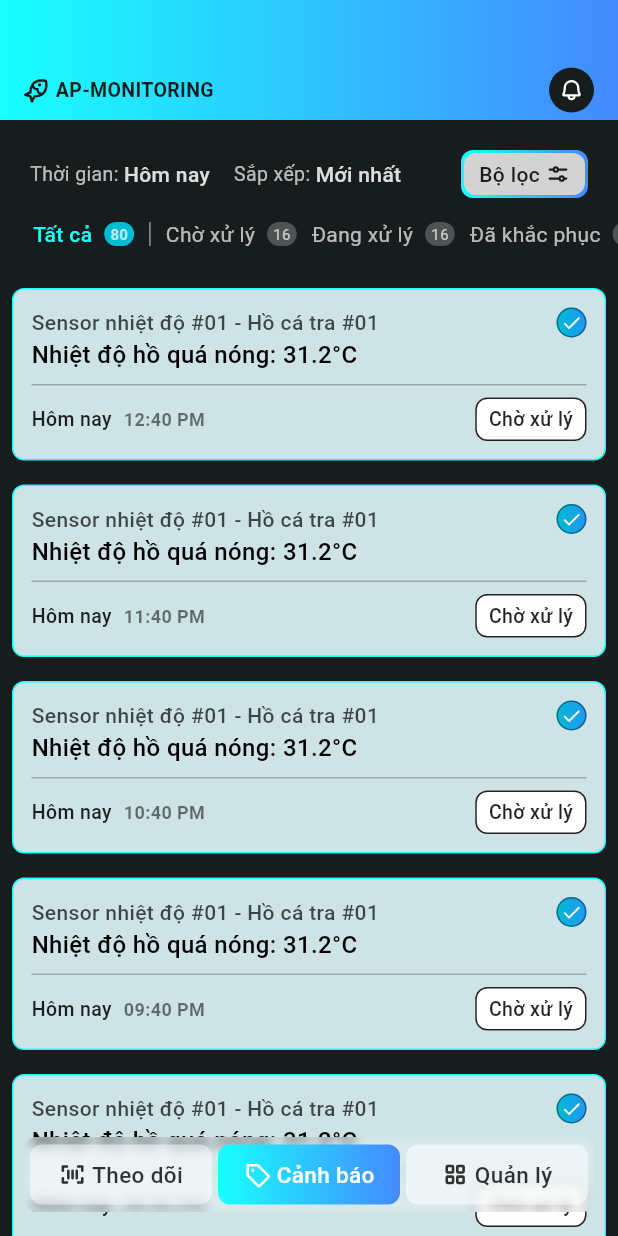
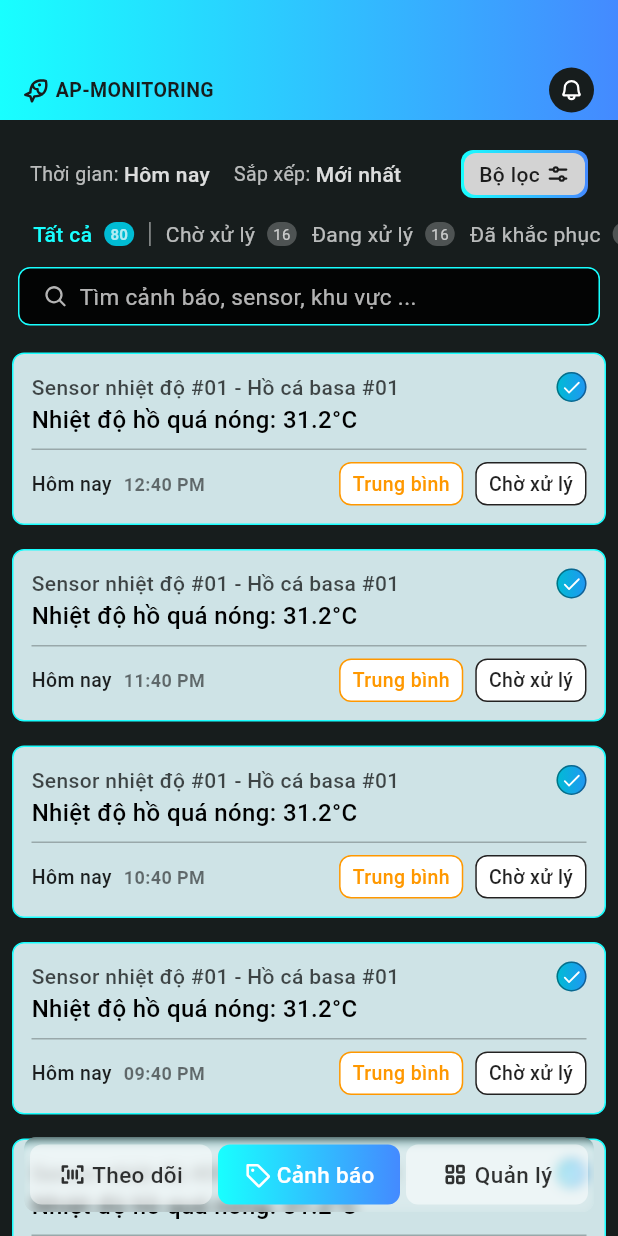
Before and after one commit to kido-luci/aquaculture_pond_monitoring, a Flutter app: the screen it shows after launch, item 2 of the bottom bar chosen, on a phone screen of 412 x 824 dp. Run offline on Flutter 3.47's test engine with Material 3 defaults, Android fonts, the phone set to English and light mode, and no system bars; our stand-ins replace flutter_phosphor_icons.

Commit message:
update ui

```diff
--- a/lib/presentation/report/report_view.dart
+++ b/lib/presentation/report/report_view.dart
@@ -1,5 +1,6 @@
 import 'dart:math';
 
+import 'package:aquaculture_pond_monitoring/presentation/report_details/report_details_view.dart';
 import 'package:aquaculture_pond_monitoring/presentation/widget/bottom_bar_widget.dart';
 import 'package:aquaculture_pond_monitoring/presentation/widget/app_text.dart';
 import 'package:flutter/material.dart';
@@ -13,6 +14,237 @@ class ReportView extends StatefulWidget {
 }
 
 class _ReportViewState extends State<ReportView> {
+  late final List<Widget> items;
+
+  @override
+  void initState() {
+    super.initState();
+
+    items = List.generate(
+      300,
+      (index) {
+        final b = Random().nextBool();
+
+        var details = '', title = '', sensor = '';
+
+        if (b) {
+          final hot = Random().nextBool();
+          final tmp = (hot ? 32 : 28) - (Random().nextInt(19) / 10);
+          sensor = 'Sensor nhiệt độ #0${Random().nextInt(10) + 1}';
+
+          details =
+              'Nhiệt độ hồ quá ${hot ? 'nóng' : 'lạnh'}: ${tmp.toStringAsFixed(1)}°C';
+        } else {
+          final acid = Random().nextBool();
+          final tmp = (acid ? 12 : 7) - ((Random().nextInt(19) + 1) / 10);
+
+          sensor = 'Sensor độ pH #0${Random().nextInt(10) + 1}';
+
+          details =
+              'Độ ph quá ${acid ? 'cao' : 'thấp'}: ${tmp.toStringAsFixed(1)}';
+        }
+
+        final area =
+            'Hồ ${Random().nextBool() ? 'cá basa' : 'tôm'} #0${Random().nextInt(4) + 1}';
+
+        title = '$sensor - $area';
+
+        final priorityRan = Random().nextInt(3) + 1;
+
+        final String priorityText;
+        final Color priorityColor;
+
+        switch (priorityRan) {
+          case 1:
+            priorityText = 'Thông thường';
+            priorityColor = Colors.black87;
+            break;
+          case 2:
+            priorityText = 'Trung bình';
+            priorityColor = Colors.orange;
+            break;
+          case 3:
+            priorityText = 'Nghiêm trọng';
+            priorityColor = Colors.deepOrangeAccent;
+            break;
+          case 4:
+            priorityText = 'Tạm hoãn';
+            priorityColor = Colors.deepOrangeAccent;
+            break;
+          default:
+            priorityText = 'N/A';
+            priorityColor = Colors.black87;
+        }
+
+        final priority = Container(
+          padding: const EdgeInsets.symmetric(vertical: 4, horizontal: 8),
+          decoration: BoxDecoration(
+            borderRadius: BorderRadius.circular(8),
+            border: Border.all(color: priorityColor),
+            color: Colors.white,
+          ),
+          child: AppText(
+            priorityText,
+            fontWeight: FontWeight.w500,
+            color: priorityColor,
+            fontSize: 13,
+          ),
+        );
+
+        final statusRan = Random().nextInt(5) + 1;
+
+        final String text;
+        final Color color;
+
+        switch (statusRan) {
+          case 1:
+            text = 'Chờ xử lý';
+            color = Colors.black87;
+            break;
+          case 2:
+            text = 'Đang xử lý';
+            color = Colors.orange;
+            break;
+          case 3:
+            text = 'Đã khắc phục';
+            color = Colors.cyan;
+            break;
+          case 4:
+            text = 'Tạm hoãn';
+            color = Colors.deepOrangeAccent;
+            break;
+          case 5:
+            text = 'Đã đóng';
+            color = Colors.blueAccent;
+            break;
+          default:
+            text = 'N/A';
+            color = Colors.black87;
+        }
+
+        final status = Container(
+          padding: const EdgeInsets.symmetric(vertical: 4, horizontal: 8),
+          decoration: BoxDecoration(
+            borderRadius: BorderRadius.circular(8),
+            border: Border.all(color: color),
+            color: Colors.white,
+          ),
+          child: AppText(
+            text,
+            fontWeight: FontWeight.w500,
+            color: color,
+            fontSize: 13,
+          ),
+        );
+
+        final m = Random().nextInt(60);
+        final h = max(12 - index, 1);
+        final time = '${h < 10 ? '0' : ''}$h:${m < 10 ? '0' : ''}$m PM';
+
+        return GestureDetector(
+          onTap: () {
+            showModalBottomSheet(
+              context: context,
+              builder: (context) => ReportDetailsView(
+                area: area,
+                sensor: sensor,
+                issue: details,
+                priority: priority,
+                status: status,
+                time: time,
+              ),
+            );
+          },
+          child: Container(
+            margin: const EdgeInsets.all(8),
+            padding: const EdgeInsets.all(12),
+            decoration: BoxDecoration(
+                border: Border.all(color: Colors.cyanAccent),
+                color: const Color.fromARGB(255, 206, 227, 230),
+                borderRadius: BorderRadius.circular(8)),
+            child: Column(
+              crossAxisAlignment: CrossAxisAlignment.start,
+              children: [
+                Row(
+                  children: [
+                    AppText(
+                      title,
+                      fontWeight: FontWeight.w500,
+                      color: Colors.black.withOpacity(0.7),
+                      fontSize: 14,
+                    ),
+                    const Spacer(),
+                    Builder(builder: (context) {
+                      final selected = Random().nextBool();
+
+                      return Container(
+                        height: 20,
+                        width: 20,
+                        decoration: BoxDecoration(
+                          border: Border.all(
+                            color: Colors.black38,
+                          ),
+                          borderRadius: BorderRadius.circular(100),
+                          gradient: selected
+                              ? const LinearGradient(
+                                  colors: [
+                                    Colors.cyan,
+                                    Colors.blue,
+                                  ],
+                                )
+                              : null,
+                          color: selected ? null : Colors.white,
+                        ),
+                        child: selected
+                            ? const Icon(
+                                PhosphorIcons.check_bold,
+                                size: 13,
+                                color: Colors.white,
+                              )
+                            : SizedBox.fromSize(),
+                      );
+                    }),
+                  ],
+                ),
+                AppText(
+                  details,
+                  fontWeight: FontWeight.w500,
+                  color: Colors.black,
+                ),
+                Container(
+                  color: Colors.black26,
+                  margin: const EdgeInsets.symmetric(vertical: 8),
+                  height: 1,
+                ),
+                Row(
+                  children: [
+                    const AppText(
+                      'Hôm nay',
+                      fontWeight: FontWeight.w500,
+                      color: Colors.black87,
+                      fontSize: 13,
+                    ),
+                    const SizedBox(width: 8),
+                    AppText(
+                      time,
+                      fontWeight: FontWeight.w700,
+                      color: Colors.black54,
+                      fontSize: 12,
+                    ),
+                    const Spacer(),
+                    priority,
+                    const SizedBox(width: 8),
+                    status,
+                  ],
+                ),
+              ],
+            ),
+          ),
+        );
+      },
+    );
+  }
+
   @override
   Widget build(BuildContext context) {
     final topBar = Container(
@@ -202,149 +434,39 @@ class _ReportViewState extends State<ReportView> {
                   ).toList(),
                 ),
               ),
-              Expanded(
-                child: ListView.builder(
-                  padding: const EdgeInsets.symmetric(vertical: 16),
-                  itemBuilder: (context, index) => Container(
-                    margin: const EdgeInsets.all(8),
-                    padding: const EdgeInsets.all(12),
+              const SizedBox(height: 10),
+              Container(
+                margin: const EdgeInsets.symmetric(horizontal: 12),
+                padding:
+                    const EdgeInsets.symmetric(vertical: 8, horizontal: 16),
                 decoration: BoxDecoration(
                   border: Border.all(color: Colors.cyanAccent),
-                        color: const Color.fromARGB(255, 206, 227, 230),
-                        borderRadius: BorderRadius.circular(8)),
-                    child: Column(
-                      crossAxisAlignment: CrossAxisAlignment.start,
+                  borderRadius: BorderRadius.circular(8),
+                  color: Colors.black87,
+                ),
+                alignment: Alignment.centerLeft,
+                child: const Row(
                   children: [
-                        Row(
-                          children: [
+                    Icon(
+                      PhosphorIcons.magnifying_glass_bold,
+                      color: Colors.white70,
+                      size: 16,
+                    ),
+                    SizedBox(width: 8),
                     AppText(
-                              'Sensor nhiệt độ #0${Random().nextInt(10) + 1} - Hồ cá tra #0${Random().nextInt(4) + 1}',
-                              fontWeight: FontWeight.w500,
-                              color: Colors.black.withOpacity(0.7),
-                              fontSize: 14,
-                            ),
-                            const Spacer(),
-                            Builder(builder: (context) {
-                              final selected = Random().nextBool();
-
-                              return Container(
-                                height: 20,
-                                width: 20,
-                                decoration: BoxDecoration(
-                                  border: Border.all(
-                                    color: Colors.black38,
-                                  ),
-                                  borderRadius: BorderRadius.circular(100),
-                                  gradient: selected
-                                      ? const LinearGradient(
-                                          colors: [
-                                            Colors.cyan,
-                                            Colors.blue,
-                                          ],
-                                        )
-                                      : null,
-                                ),
-                                child: selected
-                                    ? const Icon(
-                                        PhosphorIcons.check_bold,
-                                        size: 13,
-                                        color: Colors.white,
-                                      )
-                                    : SizedBox.fromSize(),
-                              );
-                            }),
-                          ],
-                        ),
-                        Builder(builder: (context) {
-                          final hot = Random().nextBool();
-                          final tmp =
-                              (hot ? 32 : 28) - (Random().nextInt(19) / 10);
-
-                          return AppText(
-                            'Nhiệt độ hồ quá ${hot ? 'nóng' : 'lạnh'}: ${tmp.toStringAsFixed(1)}°C',
-                            fontWeight: FontWeight.w500,
-                            color: Colors.black,
-                          );
-                        }),
-                        Container(
-                          color: Colors.black26,
-                          margin: const EdgeInsets.symmetric(vertical: 8),
-                          height: 1,
-                        ),
-                        Row(
-                          children: [
-                            const AppText(
-                              'Hôm nay',
-                              fontWeight: FontWeight.w500,
-                              color: Colors.black87,
-                              fontSize: 13,
-                            ),
-                            const SizedBox(width: 8),
-                            Builder(builder: (context) {
-                              final m = Random().nextInt(60);
-                              final h = max(12 - index, 1);
-
-                              return AppText(
-                                '${h < 10 ? '0' : ''}$h:${m < 10 ? '0' : ''}$m PM',
-                                fontWeight: FontWeight.w700,
-                                color: Colors.black54,
-                                fontSize: 12,
-                              );
-                            }),
-                            const Spacer(),
-                            Builder(builder: (context) {
-                              final status = Random().nextInt(5) + 1;
-
-                              final String text;
-                              final Color color;
-
-                              switch (status) {
-                                case 1:
-                                  text = 'Chờ xử lý';
-                                  color = Colors.black87;
-                                  break;
-                                case 2:
-                                  text = 'Đang xử lý';
-                                  color = Colors.orange;
-                                  break;
-                                case 3:
-                                  text = 'Đã khắc phục';
-                                  color = Colors.cyan;
-                                  break;
-                                case 4:
-                                  text = 'Tạm hoãn';
-                                  color = Colors.deepOrangeAccent;
-                                  break;
-                                case 5:
-                                  text = 'Đã đóng';
-                                  color = Colors.blueAccent;
-                                  break;
-                                default:
-                                  text = 'N/A';
-                                  color = Colors.black87;
-                              }
-
-                              return Container(
-                                padding: const EdgeInsets.symmetric(
-                                    vertical: 4, horizontal: 8),
-                                decoration: BoxDecoration(
-                                  borderRadius: BorderRadius.circular(8),
-                                  border: Border.all(color: color),
-                                  color: Colors.white,
-                                ),
-                                child: AppText(
-                                  text,
-                                  fontWeight: FontWeight.w500,
-                                  color: color,
-                                  fontSize: 13,
-                                ),
-                              );
-                            }),
-                          ],
+                      'Tìm cảnh báo, sensor, khu vực ...',
+                      color: Colors.white70,
+                      fontWeight: FontWeight.w400,
+                      fontSize: 15,
                     ),
                   ],
                 ),
               ),
+              Expanded(
+                child: ListView.builder(
+                  padding: const EdgeInsets.symmetric(vertical: 10),
+                  itemCount: items.length,
+                  itemBuilder: (context, index) => items[index],
                 ),
               ),
             ],
```
Also changed, not shown: lib/presentation/report_details/report_details_view.dart (added, +297 -0 lines). Lines whose indentation alone changed are shown as unchanged.
